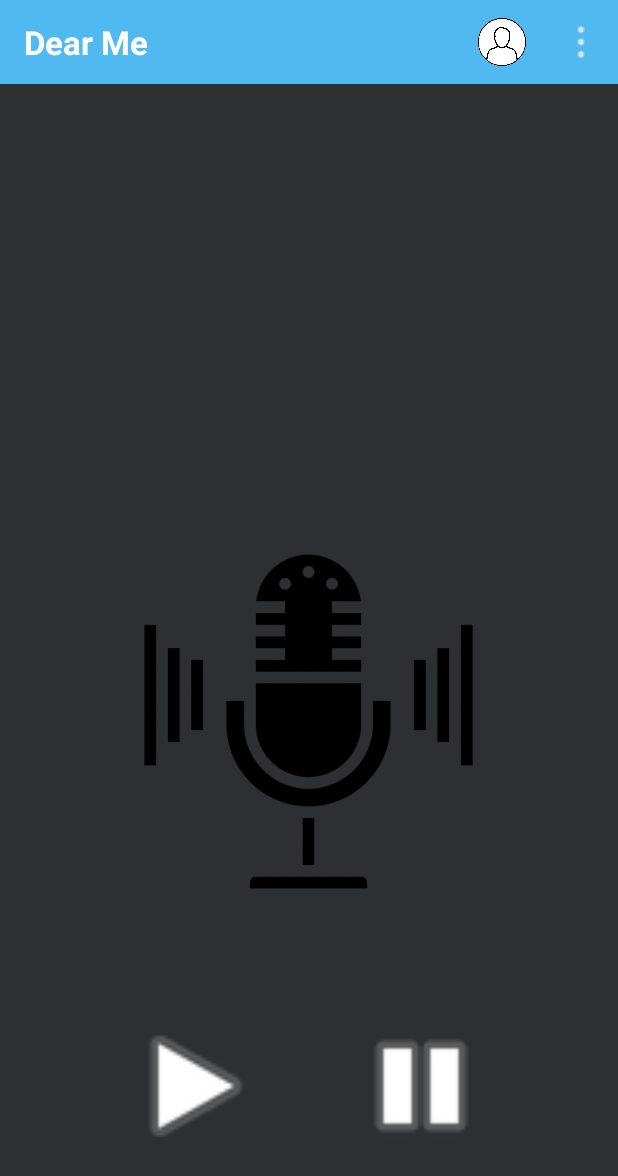
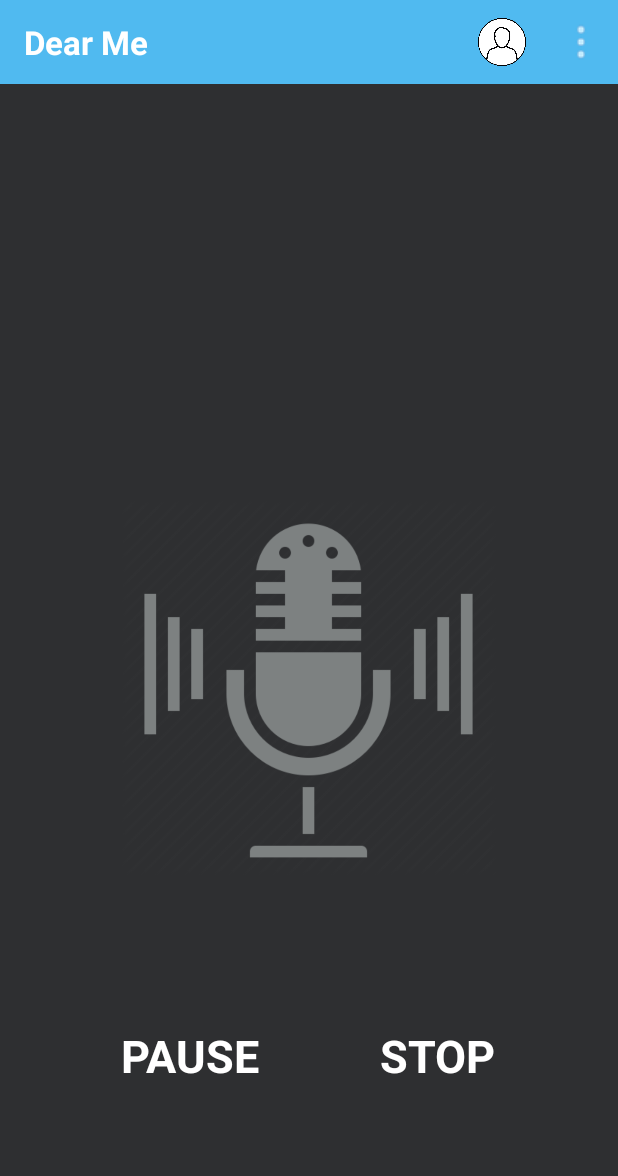
Before and after one commit to YazanHaddadin/DearMe, an Android app: the screen it shows after launch once a user with an empty profile is signed in (RecordActivity), after a tap on an icon or button, on a phone screen of 412 x 824 dp. Shown: the top 1176 px of the screen. Run offline under Robolectric (Android 15) with nearby library versions, the phone set to English and light mode, and no system bars; our stand-ins replace Firebase (no records; nobody signed in at launch, a user with empty details on screens opened directly).

Commit message:
RECORD SCREEN

```diff
--- a/app/build.gradle
+++ b/app/build.gradle
@@ -6,7 +6,7 @@ android {
     buildToolsVersion "29.0.2"
     defaultConfig {
         applicationId "com.me.dear"
-        minSdkVersion 16
+        minSdkVersion 24
         targetSdkVersion 29
         versionCode 1
         versionName "1.0"
--- a/app/src/main/AndroidManifest.xml
+++ b/app/src/main/AndroidManifest.xml
@@ -23,7 +23,7 @@
                 <category android:name="android.intent.category.LAUNCHER" />
             </intent-filter>
         </activity>
-        <activity android:name=".EditProfileActivity"/>
+        <activity android:name=".EditProfileActivity" />
         <activity
             android:name=".VerificationEmailActivity"
             android:theme="@style/VerifyTheme" />
@@ -34,6 +34,9 @@
         <activity android:name=".RecordActivity" />
         <activity android:name=".RegistrationActivity" />
         <activity android:name=".VoiceNotesActivity" />
+        <activity
+            android:name=".ViewRecordingActivity"
+            android:theme="@style/VerifyTheme"/>
     </application>
 
 </manifest>
--- a/app/src/main/java/com/me/dear/RecordActivity.java
+++ b/app/src/main/java/com/me/dear/RecordActivity.java
@@ -5,38 +5,48 @@ import androidx.appcompat.app.AppCompatActivity;
 import androidx.appcompat.widget.Toolbar;
 import androidx.core.app.ActivityCompat;
 import androidx.core.content.ContextCompat;
+import androidx.core.content.res.ResourcesCompat;
 
 import android.Manifest;
+import android.annotation.SuppressLint;
 import android.content.Intent;
 import android.content.pm.PackageManager;
+import android.content.res.ColorStateList;
 import android.media.MediaPlayer;
 import android.media.MediaRecorder;
 import android.os.Bundle;
 import android.os.Environment;
 import android.view.Menu;
 import android.view.MenuItem;
+import android.view.MotionEvent;
 import android.view.View;
 import android.widget.Button;
+import android.widget.RelativeLayout;
+import android.widget.TextView;
 import android.widget.Toast;
 
 import com.google.firebase.auth.FirebaseAuth;
 
 import java.io.IOException;
 import java.util.UUID;
+import java.util.concurrent.TimeUnit;
 
 public class RecordActivity extends AppCompatActivity {
 
-    Button recordBtn, recordingBtn, playBtn, stopBtn;
+    Button recordBtn;
+    TextView stopBtn, pauseBtn, resumeBtn;
     Toolbar toolbar;
 
-    public static String pathSave = "_dearme_recording.3gp";
+    String pathSave;
 
     final int REQUEST_PERMISSION_CODE = 1000;
 
     MediaRecorder mediaRecorder;
-    MediaPlayer mediaPlayer;
     private FirebaseAuth firebaseAuth;
 
+    //FIX GOING BACK TO RECORD SCREEN, FIX THE BAR TO WORK WITH PAUSE AND CHANGE SECONDS
+
+    @SuppressLint("ClickableViewAccessibility")
     @Override
     protected void onCreate(Bundle savedInstanceState) {
         super.onCreate(savedInstanceState);
@@ -51,6 +61,9 @@ public class RecordActivity extends AppCompatActivity {
         assignUI();
         setSupportActionBar(toolbar);
         getSupportActionBar().setDisplayShowTitleEnabled(false);
+
+        final RelativeLayout recordPageLayout = (RelativeLayout) findViewById(R.id.recordPageLayout);
+        recordPageLayout.setAlpha(1);
 
         recordBtn.setOnClickListener(new View.OnClickListener() {
             @Override
@@ -67,16 +80,17 @@ public class RecordActivity extends AppCompatActivity {
                         mediaRecorder.prepare();
                         mediaRecorder.start();
                     }catch (IOException e){
-                        e.printStackTrace();
+                        System.out.println(e.getMessage() + " WHY!!!!");
                     }
 
-                    playBtn.setEnabled(false);
-                    stopBtn.setEnabled(false);
+                    pauseBtn.setVisibility(View.VISIBLE);
+                    stopBtn.setVisibility(View.VISIBLE);
+                    recordBtn.setBackgroundResource(R.drawable.im_recording);
+                    ColorStateList stateList = ColorStateList.valueOf(ResourcesCompat.getColor(getResources(), R.color.colorPrimaryDark, null));
+                    recordBtn.setBackgroundTintList(stateList);
+                    recordBtn.setEnabled(false);
 
                     Toast.makeText(RecordActivity.this, "RECORDING", Toast.LENGTH_SHORT).show();
-                    recordBtn.setVisibility(View.INVISIBLE);
-                    recordingBtn.setVisibility(View.VISIBLE);
-
 
                 }else{
                     requestPermission();
@@ -84,44 +98,88 @@ public class RecordActivity extends AppCompatActivity {
             }
             });
 
-            recordingBtn.setOnClickListener(new View.OnClickListener() {
-                @Override
-                public void onClick(View v) {
-                    mediaRecorder.stop();
+        stopBtn.setOnTouchListener(new View.OnTouchListener() {
+            @Override
+            public boolean onTouch(View v, MotionEvent event) {
+                switch (event.getAction())
+                {
+                    case MotionEvent.ACTION_DOWN:
+                        stopBtn.setTextColor(ResourcesCompat.getColor(getResources(), R.color.colorAccent, null));
+                        break;
 
-                    Toast.makeText(RecordActivity.this, "STOPPED", Toast.LENGTH_SHORT).show();
-                    recordBtn.setVisibility(View.VISIBLE);
-                    recordingBtn.setVisibility(View.INVISIBLE);
-                    playBtn.setEnabled(true);
-                    stopBtn.setEnabled(false);
+                    case MotionEvent.ACTION_UP:
+                        mediaRecorder.stop();
+                        recordPageLayout.setAlpha(0.2f);
+
+                        Intent viewRcdAct = new Intent(getBaseContext(), ViewRecordingActivity.class);
+                        viewRcdAct.putExtra("savePath", pathSave);
+                        startActivity(viewRcdAct);
+                        break;
+
+                    case MotionEvent.ACTION_CANCEL:
+                        recordPageLayout.setAlpha(1);
+                        stopBtn.setTextColor(ResourcesCompat.getColor(getResources(), R.color.colorWhite, null));
                 }
-            });
+                return true;
+            }
+        });
 
-            playBtn.setOnClickListener(new View.OnClickListener() {
-                @Override
-                public void onClick(View v) {
-                    stopBtn.setEnabled(true);
-                    recordBtn.setEnabled(false);
-                    recordingBtn.setVisibility(View.INVISIBLE);
+        pauseBtn.setOnTouchListener(new View.OnTouchListener() {
+            @Override
+            public boolean onTouch(View v, MotionEvent event) {
+                switch (event.getAction())
+                {
+                    case MotionEvent.ACTION_DOWN:
+                        pauseBtn.setTextColor(ResourcesCompat.getColor(getResources(), R.color.colorAccent, null));
+                        break;
 
-                    mediaPlayer = new MediaPlayer();
-                    try {
-                        mediaPlayer.setDataSource(pathSave);
-                        mediaPlayer.prepare();
-                    }catch (IOException e){
-                        Toast.makeText(RecordActivity.this, "Error" + e, Toast.LENGTH_SHORT).show();
-                    }
+                    case MotionEvent.ACTION_UP:
+                        mediaRecorder.pause();
+                        Toast.makeText(RecordActivity.this, "PAUSED", Toast.LENGTH_SHORT).show();
 
-                    mediaPlayer.start();
+                        pauseBtn.setVisibility(View.INVISIBLE);
+                        pauseBtn.setTextColor(ResourcesCompat.getColor(getResources(), R.color.colorWhite, null));
+                        resumeBtn.setVisibility(View.VISIBLE);
+                        break;
+
+                    case MotionEvent.ACTION_CANCEL:
+                        pauseBtn.setTextColor(ResourcesCompat.getColor(getResources(), R.color.colorWhite, null));
                 }
-            });
+                return true;
+            }
+        });
 
+        resumeBtn.setOnTouchListener(new View.OnTouchListener() {
+            @Override
+            public boolean onTouch(View v, MotionEvent event) {
+                switch (event.getAction())
+                {
+                    case MotionEvent.ACTION_DOWN:
+                        resumeBtn.setTextColor(ResourcesCompat.getColor(getResources(), R.color.colorAccent, null));
+                        break;
+
+                    case MotionEvent.ACTION_UP:
+                        mediaRecorder.resume();
+                        Toast.makeText(RecordActivity.this, "RESUMED", Toast.LENGTH_SHORT).show();
+
+                        resumeBtn.setVisibility(View.INVISIBLE);
+                        resumeBtn.setTextColor(ResourcesCompat.getColor(getResources(), R.color.colorWhite, null));
+                        pauseBtn.setVisibility(View.VISIBLE);
+                        break;
+
+                    case MotionEvent.ACTION_CANCEL:
+                        resumeBtn.setTextColor(ResourcesCompat.getColor(getResources(), R.color.colorWhite, null));
+                }
+                return true;
+            }
+        });
+/**
             stopBtn.setOnClickListener(new View.OnClickListener() {
                 @Override
                 public void onClick(View v) {
                     stopBtn.setEnabled(false);
                     recordBtn.setEnabled(true);
-                    recordingBtn.setVisibility(View.INVISIBLE);
+                    stopRecordBtn.setVisibility(View.INVISIBLE);
 
                     if(mediaPlayer!=null){
                         mediaPlayer.stop();
@@ -129,7 +187,7 @@ public class RecordActivity extends AppCompatActivity {
                         setUpMediaRecorder();
                     }
                 }
-            });
+            });**/
     }
 
     private void setUpMediaRecorder() {
@@ -205,6 +263,9 @@ public class RecordActivity extends AppCompatActivity {
             finish();
             startActivity(new Intent(getBaseContext(), LoginActivity.class));
         }
+
+        RelativeLayout rcrd = (RelativeLayout) findViewById(R.id.recordPageLayout);
+        rcrd.setAlpha(1);
     }
 
     private void checkUserAuth(){
@@ -224,9 +285,9 @@ public class RecordActivity extends AppCompatActivity {
 
     void assignUI(){
         recordBtn = (Button) findViewById(R.id.recordBtn);
-        recordingBtn = (Button) findViewById(R.id.recordingBtn);
-        playBtn = (Button) findViewById(R.id.playBtn);
-        stopBtn = (Button) findViewById(R.id.stopBtn);
+        pauseBtn = (TextView) findViewById(R.id.tvPauseBtn);
+        stopBtn = (TextView) findViewById(R.id.tvStopBtn);
+        resumeBtn = (TextView) findViewById(R.id.tvResumeBtn);
         toolbar = (Toolbar) findViewById(R.id.recordToolbar);
     }
 }
--- a/app/src/main/res/layout/activity_forgot_password.xml
+++ b/app/src/main/res/layout/activity_forgot_password.xml
@@ -5,7 +5,7 @@
     android:layout_width="match_parent"
     android:layout_height="match_parent"
     tools:context=".ForgotPasswordActivity"
-    android:background="@drawable/cutom_border">
+    android:background="@drawable/custom_border">
 
     <ImageView
         android:id="@+id/ivProfileLogoFP"
--- a/app/src/main/res/layout/activity_record.xml
+++ b/app/src/main/res/layout/activity_record.xml
@@ -2,6 +2,7 @@
 <RelativeLayout xmlns:android="http://schemas.android.com/apk/res/android"
     xmlns:app="http://schemas.android.com/apk/res-auto"
     xmlns:tools="http://schemas.android.com/tools"
+    android:id="@+id/recordPageLayout"
     android:layout_width="match_parent"
     android:layout_height="match_parent"
     tools:context=".RecordActivity"
@@ -21,7 +22,6 @@
                 android:layout_width="wrap_content"
                 android:layout_height="wrap_content"
                 android:layout_alignParentStart="true"
-                android:layout_alignParentLeft="true"
                 android:layout_centerVertical="true"
                 android:text="Dear Me"
                 android:textAlignment="center"
@@ -32,51 +32,59 @@
         </RelativeLayout>
     </androidx.appcompat.widget.Toolbar>
 
-
     <Button
         android:id="@+id/recordBtn"
         android:layout_width="250dp"
         android:layout_height="250dp"
         android:background="@drawable/im_microphone"
-        android:layout_marginBottom="70dp"
+        android:layout_marginBottom="100dp"
         android:layout_centerHorizontal="true"
-        android:layout_above="@id/playBtn"
+        android:layout_above="@id/tvPauseBtn"
         android:visibility="visible"/>
 
-    <Button
-        android:id="@+id/recordingBtn"
-        android:layout_width="250dp"
-        android:layout_height="250dp"
-        android:background="@drawable/im_recording"
-        android:layout_marginBottom="70dp"
-        android:layout_centerHorizontal="true"
-        android:layout_above="@id/playBtn"
-        android:visibility="invisible"/>
-
-    <Button
-        android:id="@+id/playBtn"
-        android:layout_width="100dp"
-        android:layout_height="100dp"
-        android:background="@android:drawable/ic_media_play"
+    <TextView
+        android:id="@+id/tvPauseBtn"
+        android:layout_width="wrap_content"
+        android:layout_height="wrap_content"
+        android:text="PAUSE"
         android:layout_centerHorizontal="true"
         android:layout_alignParentBottom="true"
         android:layout_alignStart="@+id/recordBtn"
-        android:layout_alignLeft="@+id/recordBtn"
-        android:layout_marginBottom="50dp"
-        android:enabled="false"
+        android:layout_marginBottom="100dp"
+        android:textColor="@color/colorWhite"
+        android:textSize="30sp"
+        android:textStyle="bold"
+        android:visibility="invisible"
         />
 
-    <Button
-        android:id="@+id/stopBtn"
-        android:layout_width="100dp"
-        android:layout_height="100dp"
-        android:background="@android:drawable/ic_media_pause"
+    <TextView
+        android:id="@+id/tvResumeBtn"
+        android:layout_width="wrap_content"
+        android:layout_height="wrap_content"
+        android:text="RESUME"
         android:layout_centerHorizontal="true"
         android:layout_alignParentBottom="true"
-        android:layout_alignRight="@+id/recordBtn"
+        android:layout_alignStart="@+id/recordBtn"
+        android:layout_marginBottom="100dp"
+        android:textColor="@color/colorWhite"
+        android:textSize="30sp"
+        android:textStyle="bold"
+        android:visibility="invisible"
+        />
+
+    <TextView
+        android:id="@+id/tvStopBtn"
+        android:layout_width="wrap_content"
+        android:layout_height="wrap_content"
+        android:text="STOP"
+        android:layout_centerHorizontal="true"
+        android:layout_alignParentBottom="true"
         android:layout_alignEnd="@+id/recordBtn"
-        android:layout_marginBottom="50dp"
-        android:enabled="false"
+        android:layout_marginBottom="100dp"
+        android:textColor="@color/colorWhite"
+        android:textSize="30sp"
+        android:textStyle="bold"
+        android:visibility="invisible"
         />
 
 </RelativeLayout>
--- a/app/src/main/res/layout/activity_verification_email.xml
+++ b/app/src/main/res/layout/activity_verification_email.xml
@@ -5,7 +5,7 @@
     android:layout_width="match_parent"
     android:layout_height="match_parent"
     tools:context=".VerificationEmailActivity"
-    android:background="@drawable/cutom_border">
+    android:background="@drawable/custom_border">
 
     <ImageView
         android:id="@+id/ivProfileLogoVE"
@@ -23,8 +23,6 @@
         android:text="Enter your account email below:"
         android:layout_centerHorizontal="true"
         android:layout_marginBottom="20dp"
-        android:layout_marginEnd="60dp"
-        android:layout_marginRight="60dp"
         android:layout_below="@id/ivProfileLogoVE"
         android:textColor="@color/colorPrimaryDark"
         android:textSize="20sp"/>
@@ -62,8 +60,6 @@
         android:text="If you already received the email:"
         android:layout_centerHorizontal="true"
         android:layout_marginBottom="20dp"
-        android:layout_marginEnd="60dp"
-        android:layout_marginRight="60dp"
         android:layout_below="@id/resetEmailBtn"
         android:textColor="@color/colorPrimaryDark"
         android:textSize="20sp"
--- a/app/src/main/res/values/colors.xml
+++ b/app/src/main/res/values/colors.xml
@@ -6,4 +6,5 @@
     <color name="colorWhite">#FFFFFF</color>
     <color name="buttonColor">#9250BAF0</color>
     <color name="chipColor">#E7E9E9</color>
+    <color name="colorRed">#B10000</color>
 </resources>
```
Also changed, not shown: app/src/main/java/com/me/dear/ViewRecordingActivity.java (added, +84 -0 lines), app/src/main/res/layout/activity_view_recording.xml (added, +97 -0 lines), app/src/main/res/drawable/custom_border.xml (renamed from app/src/main/res/drawable/cutom_border.xml), app/src/main/res/drawable/im_microphone.png.
